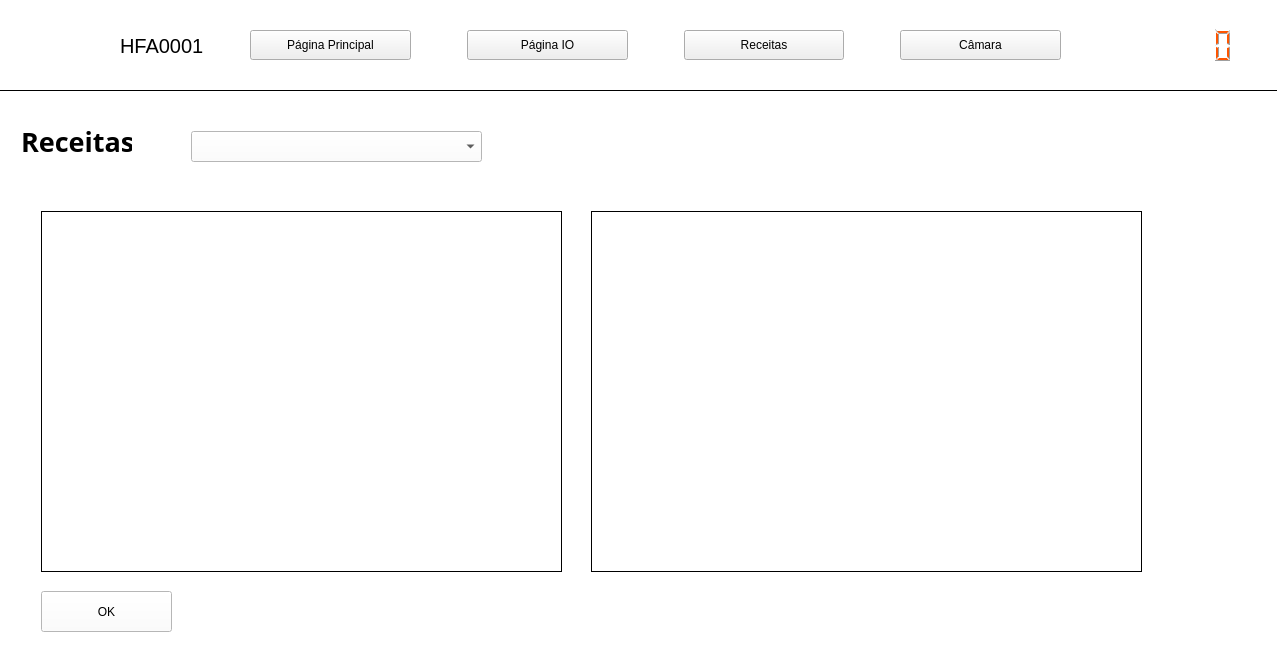
Qt form interfaceQT/interfaceQT.ui (joaonogueiro/SCRIPT) before a commit.
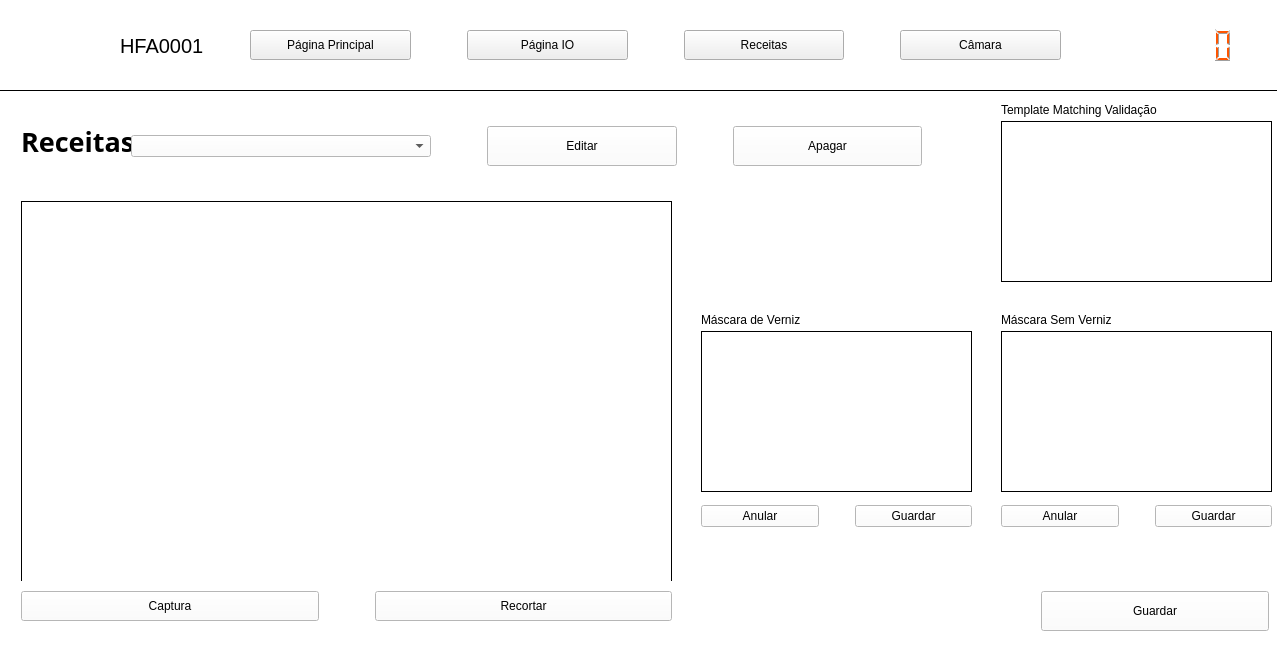
The same form after that commit. The open tabs and pages were chosen to show the change. Icons and pictures are not drawn.

Diff of the .ui file:
```diff
--- a/interfaceQT/interfaceQT.ui
+++ b/interfaceQT/interfaceQT.ui
@@ -570,7 +570,7 @@
      </widget>
     </widget>
     <widget class="QWidget" name="recipePage">
-     <widget class="QLabel" name="label_8">
+     <widget class="QLabel" name="lb_Recioe">
       <property name="geometry">
        <rect>
         <x>30</x>
@@ -591,42 +591,13 @@
        <string>Receitas</string>
       </property>
      </widget>
-     <widget class="QComboBox" name="comboBox_2">
-      <property name="geometry">
-       <rect>
-        <x>200</x>
-        <y>40</y>
-        <width>291</width>
-        <height>31</height>
-       </rect>
-      </property>
-     </widget>
-     <widget class="QLabel" name="lb_videoImage_2">
-      <property name="geometry">
-       <rect>
-        <x>50</x>
-        <y>120</y>
-        <width>521</width>
-        <height>361</height>
-       </rect>
-      </property>
-      <property name="frameShape">
-       <enum>QFrame::Box</enum>
-      </property>
-      <property name="text">
-       <string/>
-      </property>
-      <property name="scaledContents">
-       <bool>true</bool>
-      </property>
-     </widget>
      <widget class="QLabel" name="lb_videoImage_3">
       <property name="geometry">
        <rect>
-        <x>600</x>
-        <y>120</y>
-        <width>551</width>
-        <height>361</height>
+        <x>30</x>
+        <y>110</y>
+        <width>651</width>
+        <height>381</height>
        </rect>
       </property>
       <property name="frameShape">
@@ -639,19 +610,363 @@
        <bool>true</bool>
       </property>
      </widget>
-     <widget class="QPushButton" name="pushButton">
+     <widget class="QWidget" name="horizontalLayoutWidget_4">
       <property name="geometry">
        <rect>
-        <x>50</x>
+        <x>140</x>
+        <y>20</y>
+        <width>791</width>
+        <height>71</height>
+       </rect>
+      </property>
+      <layout class="QHBoxLayout" name="horizontalLayout_4">
+       <item>
+        <widget class="QComboBox" name="cbBox_Recipe">
+         <property name="minimumSize">
+          <size>
+           <width>300</width>
+           <height>0</height>
+          </size>
+         </property>
+        </widget>
+       </item>
+       <item>
+        <spacer name="horizontalSpacer_7">
+         <property name="orientation">
+          <enum>Qt::Horizontal</enum>
+         </property>
+         <property name="sizeType">
+          <enum>QSizePolicy::Fixed</enum>
+         </property>
+         <property name="sizeHint" stdset="0">
+          <size>
+           <width>50</width>
+           <height>20</height>
+          </size>
+         </property>
+        </spacer>
+       </item>
+       <item>
+        <widget class="QPushButton" name="btn_editRecipe">
+         <property name="minimumSize">
+          <size>
+           <width>0</width>
+           <height>40</height>
+          </size>
+         </property>
+         <property name="text">
+          <string>Editar</string>
+         </property>
+        </widget>
+       </item>
+       <item>
+        <spacer name="horizontalSpacer_5">
+         <property name="orientation">
+          <enum>Qt::Horizontal</enum>
+         </property>
+         <property name="sizeType">
+          <enum>QSizePolicy::Fixed</enum>
+         </property>
+         <property name="sizeHint" stdset="0">
+          <size>
+           <width>50</width>
+           <height>0</height>
+          </size>
+         </property>
+        </spacer>
+       </item>
+       <item>
+        <widget class="QPushButton" name="btn_deletRecipe">
+         <property name="minimumSize">
+          <size>
+           <width>0</width>
+           <height>40</height>
+          </size>
+         </property>
+         <property name="text">
+          <string>Apagar</string>
+         </property>
+        </widget>
+       </item>
+      </layout>
+     </widget>
+     <widget class="QPushButton" name="btn_saveRecipe">
+      <property name="geometry">
+       <rect>
+        <x>1050</x>
         <y>500</y>
+        <width>228</width>
+        <height>40</height>
+       </rect>
+      </property>
+      <property name="minimumSize">
+       <size>
+        <width>0</width>
+        <height>40</height>
+       </size>
+      </property>
+      <property name="text">
+       <string>Guardar</string>
+      </property>
+     </widget>
+     <widget class="QLabel" name="lb_videoImage_6">
+      <property name="geometry">
+       <rect>
+        <x>1010</x>
+        <y>240</y>
+        <width>271</width>
+        <height>161</height>
+       </rect>
+      </property>
+      <property name="frameShape">
+       <enum>QFrame::Box</enum>
+      </property>
+      <property name="text">
+       <string/>
+      </property>
+      <property name="scaledContents">
+       <bool>true</bool>
+      </property>
+     </widget>
+     <widget class="QLabel" name="label">
+      <property name="geometry">
+       <rect>
+        <x>710</x>
+        <y>220</y>
         <width>131</width>
-        <height>41</height>
+        <height>17</height>
        </rect>
       </property>
       <property name="text">
-       <string>OK</string>
+       <string>Máscara de Verniz</string>
       </property>
      </widget>
+     <widget class="QLabel" name="label_9">
+      <property name="geometry">
+       <rect>
+        <x>1010</x>
+        <y>220</y>
+        <width>141</width>
+        <height>17</height>
+       </rect>
+      </property>
+      <property name="text">
+       <string>Máscara Sem Verniz</string>
+      </property>
+     </widget>
+     <widget class="QLabel" name="lb_videoImage_7">
+      <property name="geometry">
+       <rect>
+        <x>710</x>
+        <y>240</y>
+        <width>271</width>
+        <height>161</height>
+       </rect>
+      </property>
+      <property name="frameShape">
+       <enum>QFrame::Box</enum>
+      </property>
+      <property name="text">
+       <string/>
+      </property>
+      <property name="scaledContents">
+       <bool>true</bool>
+      </property>
+     </widget>
+     <widget class="QWidget" name="horizontalLayoutWidget_5">
+      <property name="geometry">
+       <rect>
+        <x>710</x>
+        <y>410</y>
+        <width>271</width>
+        <height>31</height>
+       </rect>
+      </property>
+      <layout class="QHBoxLayout" name="horizontalLayout_6">
+       <item>
+        <widget class="QPushButton" name="btn_backMaskVerniz">
+         <property name="minimumSize">
+          <size>
+           <width>0</width>
+           <height>20</height>
+          </size>
+         </property>
+         <property name="text">
+          <string>Anular</string>
+         </property>
+        </widget>
+       </item>
+       <item>
+        <spacer name="horizontalSpacer_10">
+         <property name="orientation">
+          <enum>Qt::Horizontal</enum>
+         </property>
+         <property name="sizeType">
+          <enum>QSizePolicy::Fixed</enum>
+         </property>
+         <property name="sizeHint" stdset="0">
+          <size>
+           <width>30</width>
+           <height>20</height>
+          </size>
+         </property>
+        </spacer>
+       </item>
+       <item>
+        <widget class="QPushButton" name="btn_saveMaskVerniz">
+         <property name="minimumSize">
+          <size>
+           <width>0</width>
+           <height>20</height>
+          </size>
+         </property>
+         <property name="text">
+          <string>Guardar</string>
+         </property>
+        </widget>
+       </item>
+      </layout>
+     </widget>
+     <widget class="QWidget" name="horizontalLayoutWidget_6">
+      <property name="geometry">
+       <rect>
+        <x>1010</x>
+        <y>410</y>
+        <width>271</width>
+        <height>31</height>
+       </rect>
+      </property>
+      <layout class="QHBoxLayout" name="horizontalLayout_7">
+       <item>
+        <widget class="QPushButton" name="btn_backMaskNotVerniz">
+         <property name="minimumSize">
+          <size>
+           <width>0</width>
+           <height>20</height>
+          </size>
+         </property>
+         <property name="text">
+          <string>Anular</string>
+         </property>
+        </widget>
+       </item>
+       <item>
+        <spacer name="horizontalSpacer_11">
+         <property name="orientation">
+          <enum>Qt::Horizontal</enum>
+         </property>
+         <property name="sizeType">
+          <enum>QSizePolicy::Fixed</enum>
+         </property>
+         <property name="sizeHint" stdset="0">
+          <size>
+           <width>30</width>
+           <height>20</height>
+          </size>
+         </property>
+        </spacer>
+       </item>
+       <item>
+        <widget class="QPushButton" name="btn_saveMaskNotVerniz">
+         <property name="minimumSize">
+          <size>
+           <width>0</width>
+           <height>20</height>
+          </size>
+         </property>
+         <property name="text">
+          <string>Guardar</string>
+         </property>
+        </widget>
+       </item>
+      </layout>
+     </widget>
+     <widget class="QLabel" name="lb_videoImage_8">
+      <property name="geometry">
+       <rect>
+        <x>1010</x>
+        <y>30</y>
+        <width>271</width>
+        <height>161</height>
+       </rect>
+      </property>
+      <property name="frameShape">
+       <enum>QFrame::Box</enum>
+      </property>
+      <property name="text">
+       <string/>
+      </property>
+      <property name="scaledContents">
+       <bool>true</bool>
+      </property>
+     </widget>
+     <widget class="QLabel" name="label_8">
+      <property name="geometry">
+       <rect>
+        <x>1010</x>
+        <y>10</y>
+        <width>211</width>
+        <height>17</height>
+       </rect>
+      </property>
+      <property name="text">
+       <string>Template Matching Validação</string>
+      </property>
+     </widget>
+     <widget class="QWidget" name="horizontalLayoutWidget_7">
+      <property name="geometry">
+       <rect>
+        <x>30</x>
+        <y>490</y>
+        <width>651</width>
+        <height>51</height>
+       </rect>
+      </property>
+      <layout class="QHBoxLayout" name="horizontalLayout_8">
+       <item>
+        <widget class="QPushButton" name="btn_capRecipe">
+         <property name="minimumSize">
+          <size>
+           <width>0</width>
+           <height>30</height>
+          </size>
+         </property>
+         <property name="text">
+          <string>Captura</string>
+         </property>
+        </widget>
+       </item>
+       <item>
+        <spacer name="horizontalSpacer_13">
+         <property name="orientation">
+          <enum>Qt::Horizontal</enum>
+         </property>
+         <property name="sizeType">
+          <enum>QSizePolicy::Fixed</enum>
+         </property>
+         <property name="sizeHint" stdset="0">
+          <size>
+           <width>50</width>
+           <height>0</height>
+          </size>
+         </property>
+        </spacer>
+       </item>
+       <item>
+        <widget class="QPushButton" name="btn_cutPCBRecipe">
+         <property name="minimumSize">
+          <size>
+           <width>0</width>
+           <height>30</height>
+          </size>
+         </property>
+         <property name="text">
+          <string>Recortar</string>
+         </property>
+        </widget>
+       </item>
+      </layout>
+     </widget>
     </widget>
    </widget>
    <widget class="QWidget" name="widget" native="true">
```
Left out of the diff: 4 changed lines with no effect on the pictures.
